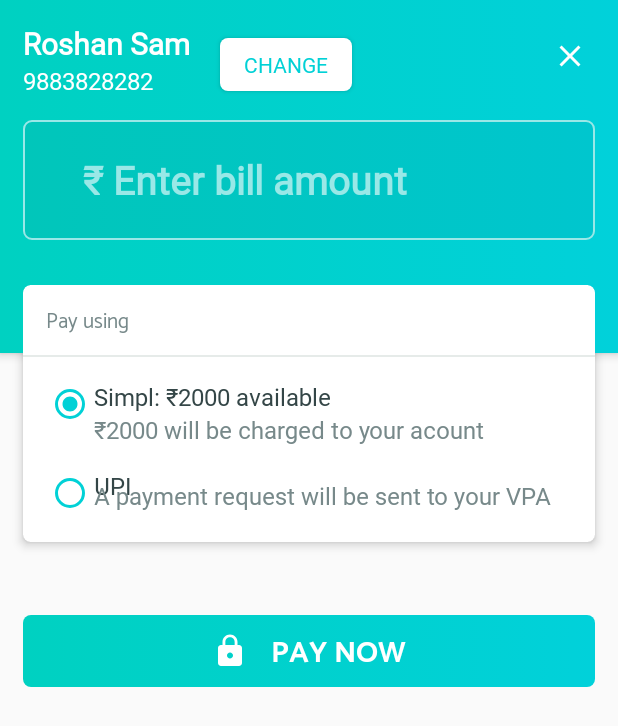
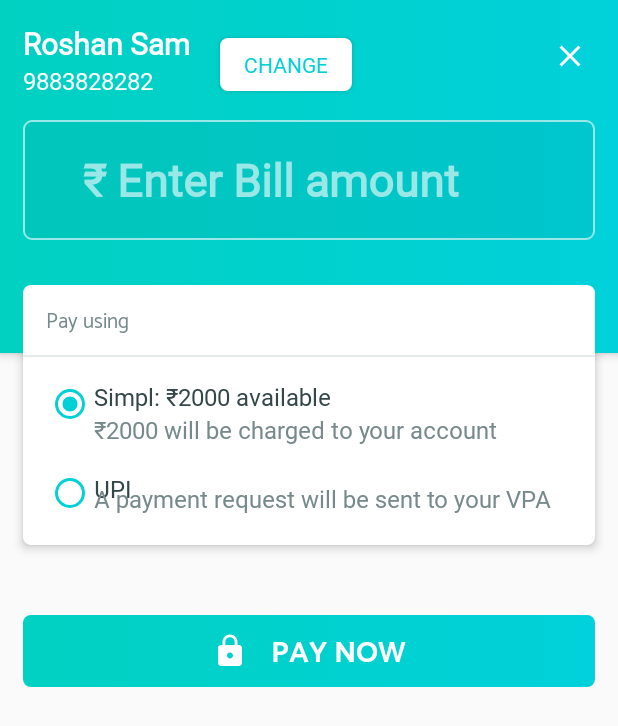
Before and after one commit to VivekNeel/simpl-design, an Android app: the screen it shows after launch (MainActivity), on a phone screen of 412 x 824 dp. Shown: the top 726 px of the screen. Run offline under Robolectric (Android 15) with nearby library versions, the phone set to English and light mode, and no system bars.

Commit message:
fix : dimension and color fixes

```diff
--- a/app/src/main/res/layout/activity_main.xml
+++ b/app/src/main/res/layout/activity_main.xml
@@ -22,7 +22,6 @@
                 android:layout_width="wrap_content"
                 android:layout_height="wrap_content"
                 android:layout_marginLeft="@dimen/baseMargin"
-                android:layout_marginStart="@dimen/baseMargin"
                 android:layout_marginTop="@dimen/baseMargin"
                 android:fontFamily="@font/ekmedium"
                 android:text="@string/placeHolderName"
@@ -30,7 +29,8 @@
                 android:textSize="@dimen/material_text_title"
                 android:textStyle="bold"
                 app:layout_constraintLeft_toLeftOf="parent"
-                app:layout_constraintTop_toTopOf="parent" />
+                app:layout_constraintTop_toTopOf="parent"
+                android:layout_marginStart="@dimen/baseMargin" />
 
             <TextView
                 android:id="@+id/textPhoneNumber"
@@ -190,7 +190,7 @@
                 android:id="@+id/upiTitle"
                 android:layout_width="wrap_content"
                 android:layout_height="wrap_content"
-                android:layout_marginTop="15dp"
+                android:layout_marginTop="17dp"
                 android:fontFamily="@font/ekbold"
                 android:text="@string/textViewUPIPlaceHolder"
                 android:textColor="@color/colorDark"
--- a/app/src/main/res/values/dimens.xml
+++ b/app/src/main/res/values/dimens.xml
@@ -11,7 +11,7 @@
     <dimen name="buttonClearRightMargin">20dp</dimen>
     <dimen name="buttonClearTopMargin">25dp</dimen>
     <dimen name="etBillAmountHeight">80dp</dimen>
-    <dimen name="etBillAmountTextSize">26sp</dimen>
+    <dimen name="etBillAmountTextSize">30sp</dimen>
     <dimen name="cardRadius">5dp</dimen>
     <dimen name="cardElevation">4dp</dimen>
     <dimen name="cardViewPayUsingTopMargin">190dp</dimen>
--- a/app/src/main/res/values/strings.xml
+++ b/app/src/main/res/values/strings.xml
@@ -3,10 +3,10 @@
     <string name="placeHolderName">Roshan Sam</string>
     <string name="placeHolderNumber">9883828282</string>
     <string name="buttonChangeNameText">CHANGE</string>
-    <string name="etBillAmountHint">₹ Enter bill amount</string>
+    <string name="etBillAmountHint">₹ Enter Bill amount</string>
     <string name="textViewPayNowPlaceHolder">Pay using</string>
     <string name="textViewSimplTitlePlaceHolder">Simpl: ₹2000 available</string>
-    <string name="textViewSimplDescPlaceHolder">₹2000 will be charged to your acount</string>
+    <string name="textViewSimplDescPlaceHolder">₹2000 will be charged to your account</string>
     <string name="textViewUPIPlaceHolder">UPI</string>
     <string name="textViewUPIDescPlaceHolder">A payment request will be sent to your VPA</string>
     <string name="buttonPayNowPlaceHolder">PAY NOW</string>
```
